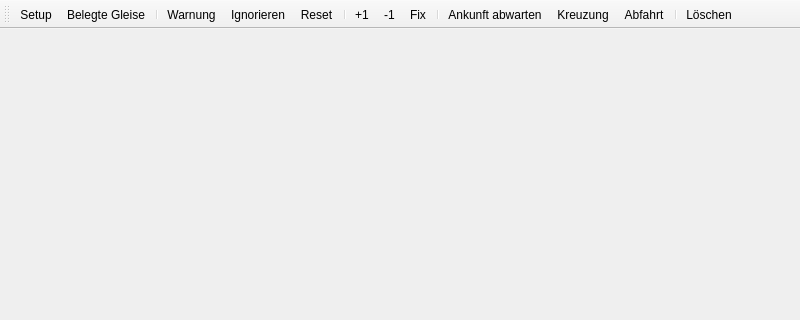
Old version of the form stskit/qt/gleisbelegung.ui in the repository topological-state/stskit; both pictures show x 0 to 800 and y 0 to 320 of the 800 by 600 pixel window.
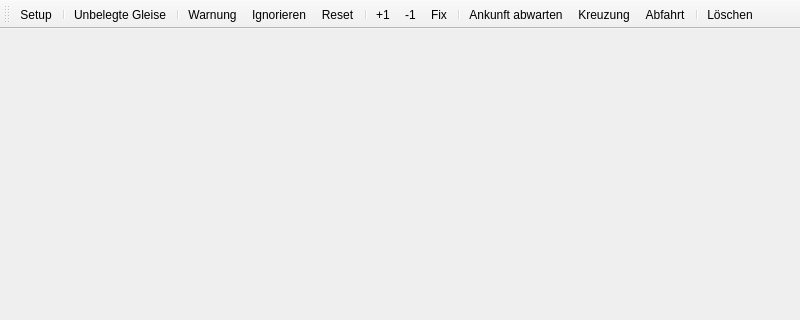
New version of the form.

Commit message: Im Gleisbild per Voreinstellung nur belegte Gleise zeigen

```diff
--- a/stskit/qt/gleisbelegung.ui
+++ b/stskit/qt/gleisbelegung.ui
@@ -220,7 +220,8 @@
     <bool>false</bool>
    </attribute>
    <addaction name="actionSetup"/>
-   <addaction name="actionBelegteGleise"/>
+   <addaction name="separator"/>
+   <addaction name="actionUnbelegteGleise"/>
    <addaction name="separator"/>
    <addaction name="actionWarnungSetzen"/>
    <addaction name="actionWarnungIgnorieren"/>
@@ -352,7 +353,7 @@
     <string>R</string>
    </property>
   </action>
-  <action name="actionBelegteGleise">
+  <action name="actionUnbelegteGleise">
    <property name="checkable">
     <bool>true</bool>
    </property>
@@ -363,10 +364,10 @@
     <bool>true</bool>
    </property>
    <property name="text">
-    <string>Belegte Gleise</string>
+    <string>Unbelegte Gleise</string>
    </property>
    <property name="toolTip">
-    <string>Nur belegte Gleise anzeigen (B)</string>
+    <string>Unbelegte Gleise anzeigen (B)</string>
    </property>
    <property name="shortcut">
     <string>B</string>
```
The commit also changes 5 other files.
